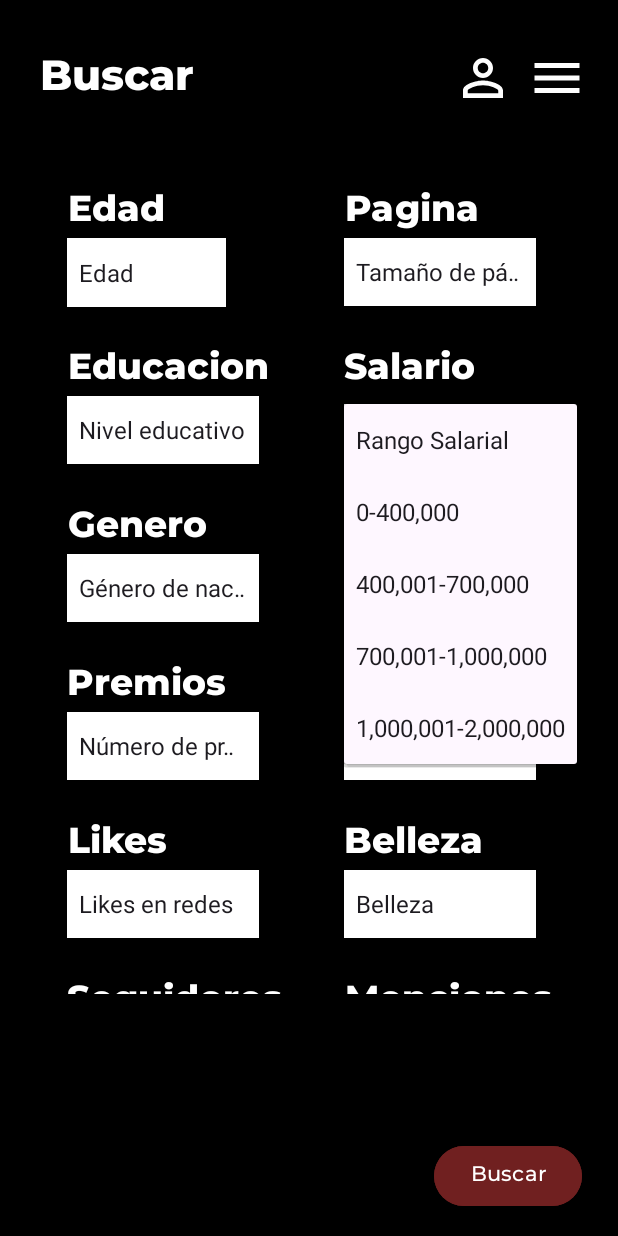
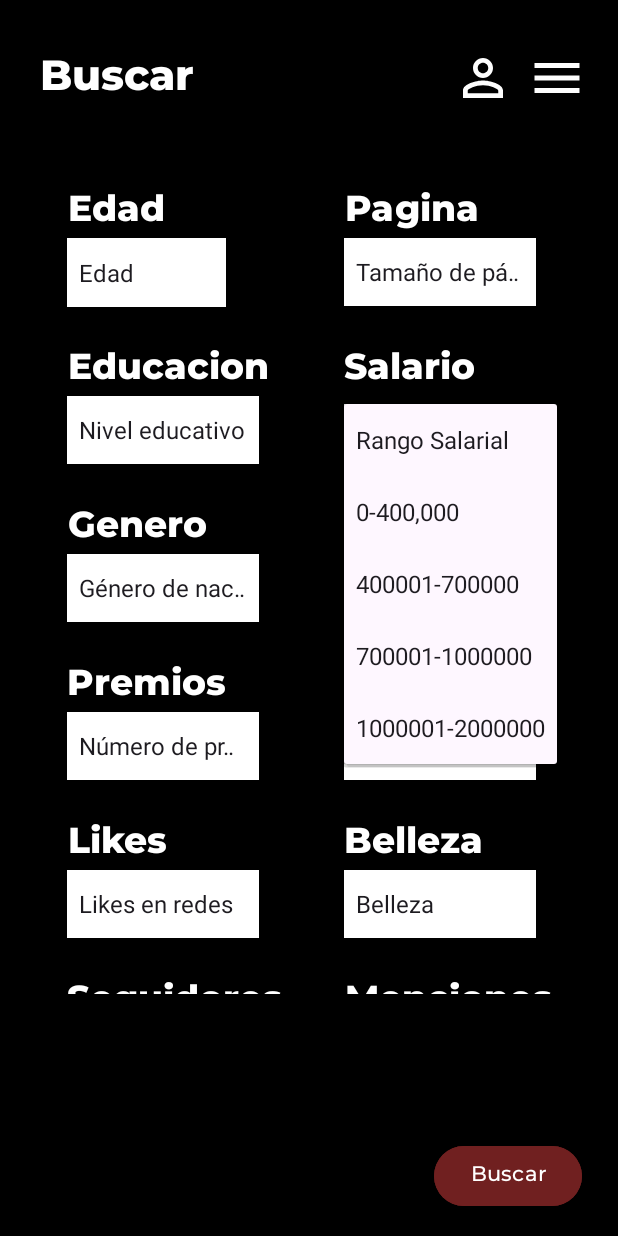
Before and after one commit to alaixgg/FilmCast, an Android app: the ActivityBuscar screen opened directly, with no data from a screen before it, after a tap on "Rango Salarial", on a phone screen of 412 x 824 dp. Run offline under Robolectric (Android 15) with nearby library versions, the phone set to English and light mode, and no system bars.

Commit message:
Porfin regresa info Modelo

```diff
--- a/Aplicaciones de Moviles/app/app/src/main/res/values/strings.xml
+++ b/Aplicaciones de Moviles/app/app/src/main/res/values/strings.xml
@@ -160,9 +160,9 @@
     <string-array name="Bu_salario">
         <item>Rango Salarial</item>
         <item>0-400,000</item>
-        <item>400,001-700,000</item>
-        <item>700,001-1,000,000</item>
-        <item>1,000,001-2,000,000</item>
+        <item>400001-700000</item>
+        <item>700001-1000000</item>
+        <item>1000001-2000000</item>
     </string-array>
 
     <string-array name="Bu_Belleza">
@@ -216,9 +216,9 @@
     <string-array name="Bu_likes">
         <item>Likes en redes</item>
         <item>0-500</item>
-        <item>501-1,000</item>
-        <item>1,001-5,000</item>
-        <item>5,001-10,000</item>
+        <item>501-1000</item>
+        <item>1,001-5000</item>
+        <item>5,001-10000</item>
     </string-array>
 
     <string-array name="Bu_tamaño_pag">
@@ -233,10 +233,10 @@
     <string-array name="Bu_seguidores">
         <item>Seguidores en redes</item>
         <item>0-1,000</item>
-        <item>1,001-5,000</item>
-        <item>5,001-10,000</item>
-        <item>10,001-20,000</item>
-        <item>20,001-50,000</item>
+        <item>1001-5000</item>
+        <item>5001-10000</item>
+        <item>10001-20000</item>
+        <item>20001-50000</item>
     </string-array>
 
     //registro
```
Also changed, not shown: Aplicaciones de Moviles/app/app/src/main/res/layout/activity_actor.xml (+1 -95 lines).
